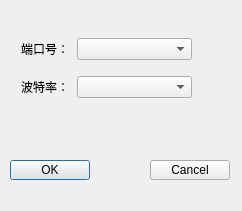
Old version of the form AL808_DRV/AL808/SetPortDialog.ui in the repository Aimiaomiao1314/temControl.
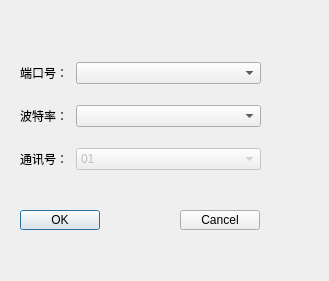
New version of the form.

```diff
--- a/AL808_DRV/AL808/SetPortDialog.ui
+++ b/AL808_DRV/AL808/SetPortDialog.ui
@@ -6,8 +6,8 @@
    <rect>
     <x>0</x>
     <y>0</y>
-    <width>242</width>
-    <height>211</height>
+    <width>329</width>
+    <height>281</height>
    </rect>
   </property>
   <property name="windowTitle">
@@ -16,8 +16,8 @@
   <widget class="QPushButton" name="ps_ok">
    <property name="geometry">
     <rect>
-     <x>10</x>
-     <y>160</y>
+     <x>20</x>
+     <y>210</y>
      <width>80</width>
      <height>20</height>
     </rect>
@@ -29,8 +29,8 @@
   <widget class="QPushButton" name="ps_cancel">
    <property name="geometry">
     <rect>
-     <x>150</x>
-     <y>160</y>
+     <x>180</x>
+     <y>210</y>
      <width>80</width>
      <height>20</height>
     </rect>
@@ -42,10 +42,10 @@
   <widget class="QWidget" name="">
    <property name="geometry">
     <rect>
-     <x>21</x>
-     <y>28</y>
-     <width>171</width>
-     <height>81</height>
+     <x>20</x>
+     <y>47</y>
+     <width>241</width>
+     <height>141</height>
     </rect>
    </property>
    <layout class="QGridLayout" name="gridLayout">
@@ -101,11 +101,63 @@
     </item>
     <item row="1" column="1">
      <widget class="QComboBox" name="cbox_baudrate">
+      <property name="enabled">
+       <bool>true</bool>
+      </property>
       <property name="currentIndex">
        <number>-1</number>
       </property>
      </widget>
     </item>
+    <item row="2" column="0">
+     <widget class="QLabel" name="sp_communication">
+      <property name="minimumSize">
+       <size>
+        <width>50</width>
+        <height>0</height>
+       </size>
+      </property>
+      <property name="maximumSize">
+       <size>
+        <width>50</width>
+        <height>16777215</height>
+       </size>
+      </property>
+      <property name="text">
+       <string>通讯号：</string>
+      </property>
+     </widget>
+    </item>
+    <item row="2" column="1">
+     <widget class="QComboBox" name="cbox_sp_communication">
+      <property name="enabled">
+       <bool>false</bool>
+      </property>
+      <property name="currentIndex">
+       <number>1</number>
+      </property>
+      <item>
+       <property name="text">
+        <string>00</string>
+       </property>
+      </item>
+      <item>
+       <property name="text">
+        <string>01</string>
+       </property>
+      </item>
+      <item>
+       <property name="text">
+        <string>02</string>
+       </property>
+      </item>
+      <item>
+       <property name="text">
+        <string>03</string>
+       </property>
+      </item>
+     </widget>
+    </item>
    </layout>
   </widget>
  </widget>
```
